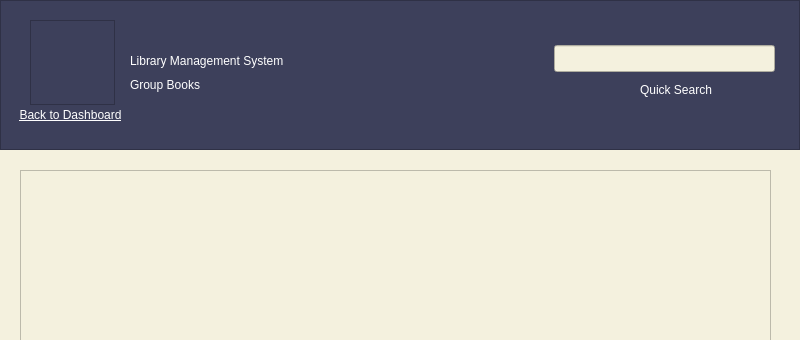
Qt form groupbooks.ui (kianmajl/Library) before a commit; both pictures show x 0 to 800 and y 0 to 340 of the 800 by 600 pixel window.
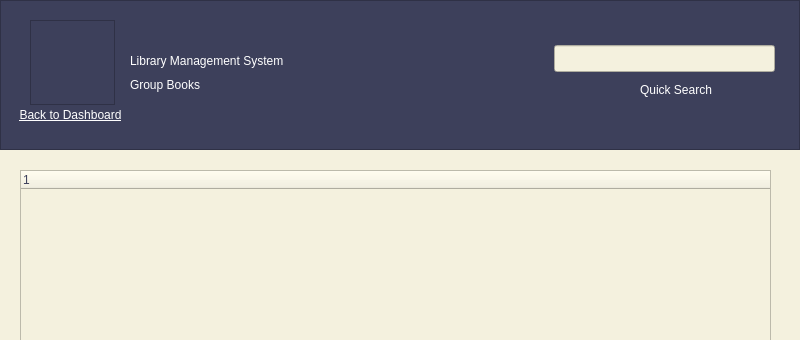
The same form after that commit. Icons and pictures are not drawn.

The edit to the form file:
```diff
--- a/groupbooks.ui
+++ b/groupbooks.ui
@@ -157,22 +157,6 @@
     <string>Enter Your Group Title</string>
    </property>
   </widget>
-  <widget class="QListWidget" name="listWidget">
-   <property name="geometry">
-    <rect>
-     <x>20</x>
-     <y>170</y>
-     <width>751</width>
-     <height>311</height>
-    </rect>
-   </property>
-   <property name="styleSheet">
-    <string notr="true"/>
-   </property>
-   <property name="sortingEnabled">
-    <bool>true</bool>
-   </property>
-  </widget>
   <widget class="QWidget" name="gridLayoutWidget">
    <property name="geometry">
     <rect>
@@ -224,6 +208,16 @@
     </item>
    </layout>
   </widget>
+  <widget class="QTreeWidget" name="treeWidget">
+   <property name="geometry">
+    <rect>
+     <x>20</x>
+     <y>170</y>
+     <width>751</width>
+     <height>311</height>
+    </rect>
+   </property>
+  </widget>
  </widget>
  <resources>
   <include location="res.qrc"/>
```
